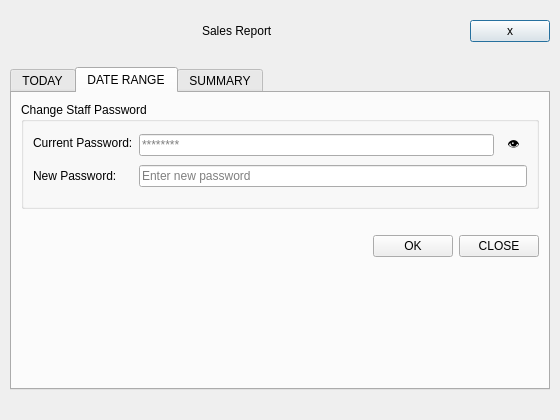
The window that Project/ui/reports_menu.ui (Selvam-T/POS) describes before a commit, drawn with Qt 5.
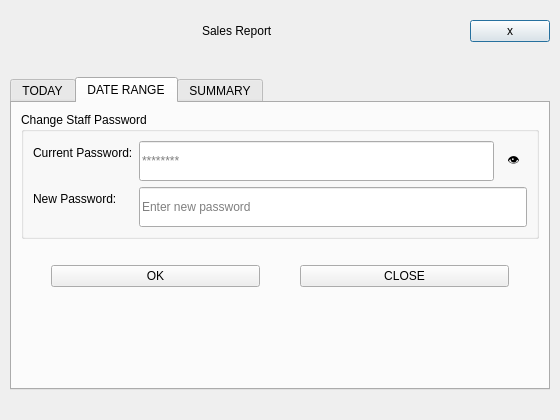
The same window after the commit. The open tabs and pages were chosen to show the change.

```diff
--- a/Project/ui/reports_menu.ui
+++ b/Project/ui/reports_menu.ui
@@ -99,12 +99,15 @@
    <item>
     <spacer name="horizontalSpacer">
      <property name="orientation">
-      <enum>Qt::Horizontal</enum>
+      <enum>Qt::Vertical</enum>
+     </property>
+     <property name="sizeType">
+      <enum>QSizePolicy::Fixed</enum>
      </property>
      <property name="sizeHint" stdset="0">
       <size>
-       <width>40</width>
-       <height>10</height>
+       <width>20</width>
+       <height>20</height>
       </size>
      </property>
     </spacer>
@@ -203,6 +206,12 @@
            <layout class="QHBoxLayout" name="layoutStaffCurrent">
             <item>
              <widget class="QLineEdit" name="staffCurrentPassword">
+              <property name="minimumSize">
+               <size>
+                <width>0</width>
+                <height>40</height>
+               </size>
+              </property>
               <property name="echoMode">
                <enum>QLineEdit::Password</enum>
               </property>
@@ -238,6 +247,12 @@
           </item>
           <item row="1" column="1">
            <widget class="QLineEdit" name="staffNewPassword">
+            <property name="minimumSize">
+             <size>
+              <width>0</width>
+              <height>40</height>
+             </size>
+            </property>
             <property name="echoMode">
              <enum>QLineEdit::Password</enum>
             </property>
@@ -264,19 +279,15 @@
        </item>
        <item>
         <layout class="QHBoxLayout" name="layoutRangeBtn">
-         <item>
-          <spacer name="rangeBtnSpacer">
-           <property name="orientation">
-            <enum>Qt::Horizontal</enum>
-           </property>
-           <property name="sizeHint" stdset="0">
-            <size>
-             <width>40</width>
-             <height>20</height>
-            </size>
-           </property>
-          </spacer>
-         </item>
+         <property name="spacing">
+          <number>40</number>
+         </property>
+         <property name="leftMargin">
+          <number>30</number>
+         </property>
+         <property name="rightMargin">
+          <number>30</number>
+         </property>
          <item>
           <widget class="QPushButton" name="btnRangeOk">
            <property name="text">
```
Left out of the diff: 69 changed lines with no effect on the pictures.
